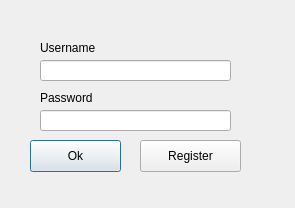
Before: the Qt Designer form Gui-Vln-2016/login.ui in ivark16/Vln-2016, drawn with Qt 5.
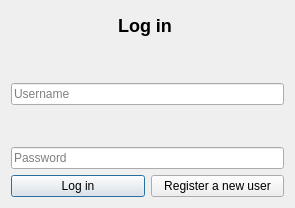
After: the same form once the commit is applied. Icons and pictures are not drawn.

Diff of the .ui file:
```diff
--- a/Gui-Vln-2016/login.ui
+++ b/Gui-Vln-2016/login.ui
@@ -17,78 +17,61 @@
    <iconset resource="resorces.qrc">
     <normaloff>:/Icons/Pictures/cornerIcon.png</normaloff>:/Icons/Pictures/cornerIcon.png</iconset>
   </property>
-  <widget class="QLineEdit" name="lineEditUser">
-   <property name="geometry">
-    <rect>
-     <x>40</x>
-     <y>60</y>
-     <width>191</width>
-     <height>21</height>
-    </rect>
-   </property>
-  </widget>
-  <widget class="QPushButton" name="pushButtonLogin">
-   <property name="geometry">
-    <rect>
-     <x>30</x>
-     <y>140</y>
-     <width>91</width>
-     <height>32</height>
-    </rect>
-   </property>
+  <layout class="QVBoxLayout" name="verticalLayout">
+   <item>
+    <widget class="QLabel" name="label">
    <property name="text">
-    <string>Ok</string>
-   </property>
-  </widget>
-  <widget class="QLineEdit" name="lineEditPwd">
-   <property name="geometry">
-    <rect>
-     <x>40</x>
-     <y>110</y>
-     <width>191</width>
-     <height>21</height>
-    </rect>
-   </property>
-  </widget>
+      <string>&lt;html&gt;&lt;head/&gt;&lt;body&gt;&lt;p align=&quot;center&quot;&gt;&lt;span style=&quot; font-size:x-large; font-weight:600;&quot;&gt;Log in &lt;/span&gt;&lt;/p&gt;&lt;/body&gt;&lt;/html&gt;</string>
+     </property>
+    </widget>
+   </item>
+   <item>
   <widget class="QLabel" name="labelUser">
-   <property name="geometry">
-    <rect>
-     <x>40</x>
-     <y>40</y>
-     <width>71</width>
-     <height>16</height>
-    </rect>
-   </property>
    <property name="text">
+      <string/>
+     </property>
+    </widget>
+   </item>
+   <item>
+    <widget class="QLineEdit" name="lineEditUser">
+     <property name="placeholderText">
     <string>Username</string>
    </property>
   </widget>
+   </item>
+   <item>
   <widget class="QLabel" name="labelPwd">
-   <property name="geometry">
-    <rect>
-     <x>40</x>
-     <y>90</y>
-     <width>60</width>
-     <height>16</height>
-    </rect>
-   </property>
    <property name="text">
+      <string/>
+     </property>
+    </widget>
+   </item>
+   <item>
+    <widget class="QLineEdit" name="lineEditPwd">
+     <property name="placeholderText">
     <string>Password</string>
    </property>
   </widget>
+   </item>
+   <item>
+    <layout class="QHBoxLayout" name="horizontalLayout">
+     <item>
+      <widget class="QPushButton" name="pushButtonLogin">
+       <property name="text">
+        <string>Log in</string>
+       </property>
+      </widget>
+     </item>
+     <item>
   <widget class="QPushButton" name="pushButton_2">
-   <property name="geometry">
-    <rect>
-     <x>140</x>
-     <y>140</y>
-     <width>101</width>
-     <height>32</height>
-    </rect>
-   </property>
    <property name="text">
-    <string>Register</string>
-   </property>
-  </widget>
+        <string>Register a new user</string>
+       </property>
+      </widget>
+     </item>
+    </layout>
+   </item>
+  </layout>
  </widget>
  <resources>
   <include location="resorces.qrc"/>
```
Lines whose indentation alone changed are shown as unchanged.
